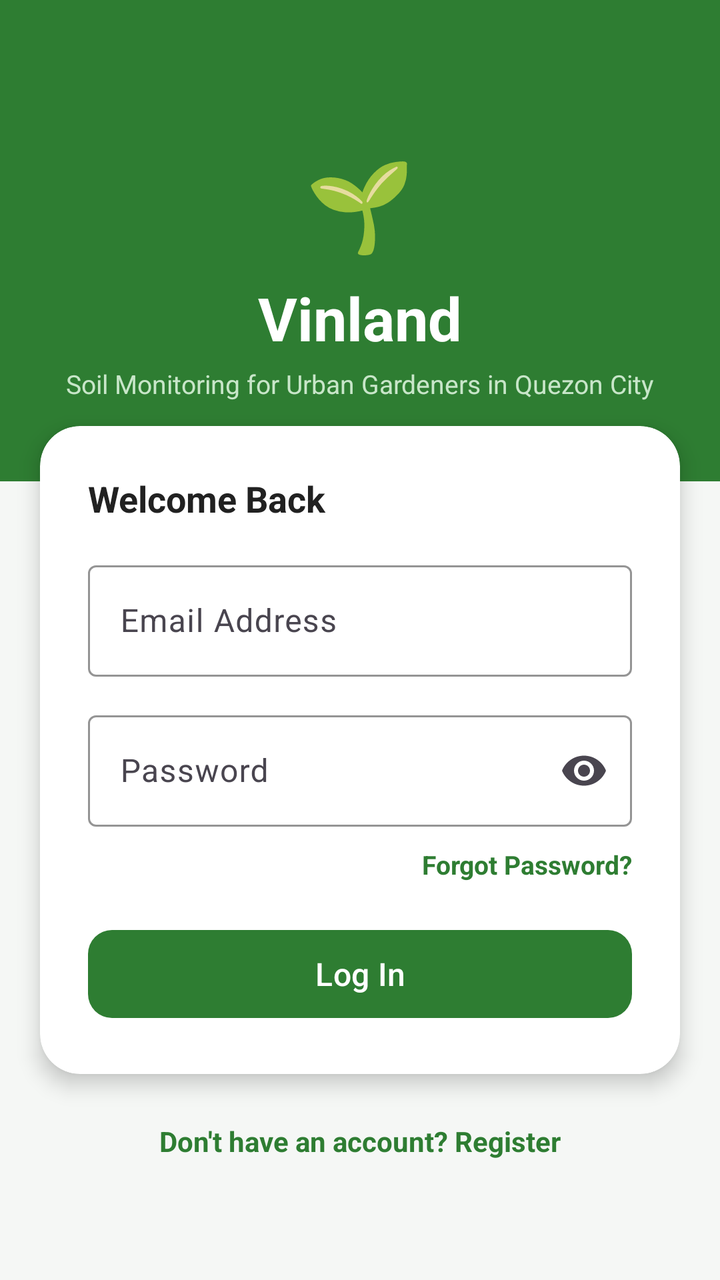
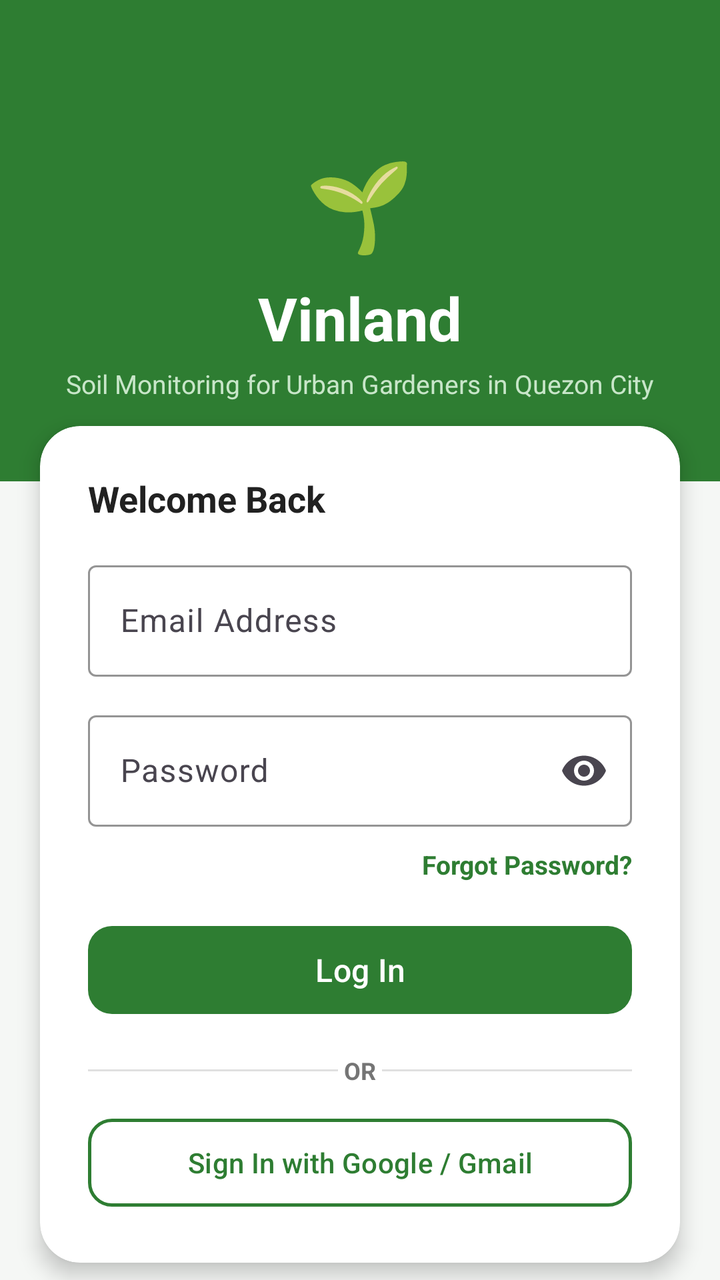

An Android layout rendered at two revisions. The XML below is the earlier revision; the diff shows what the commit changed to produce the second picture.
<!-- AndroidManifest.xml: application theme Theme.Vinland -->
<!-- res/layout/activity_login.xml -->
<?xml version="1.0" encoding="utf-8"?>
<androidx.core.widget.NestedScrollView xmlns:android="http://schemas.android.com/apk/res/android"
    xmlns:app="http://schemas.android.com/apk/res-auto"
    android:layout_width="match_parent"
    android:layout_height="match_parent"
    android:background="#F5F7F5"
    android:clipToPadding="false"
    android:fillViewport="true">

    <LinearLayout
        android:layout_width="match_parent"
        android:layout_height="wrap_content"
        android:orientation="vertical">

        
        <LinearLayout
            android:layout_width="match_parent"
            android:layout_height="wrap_content"
            android:orientation="vertical"
            android:gravity="center_horizontal"
            android:background="#2E7D32"
            android:paddingTop="72dp"
            android:paddingBottom="40dp"
            android:paddingHorizontal="24dp">

            <TextView
                android:layout_width="wrap_content"
                android:layout_height="wrap_content"
                android:text="🌱"
                android:textSize="44sp" />

            <TextView
                android:id="@+id/tvAppName"
                android:layout_width="wrap_content"
                android:layout_height="wrap_content"
                android:layout_marginTop="8dp"
                android:text="Vinland"
                android:textSize="30sp"
                android:textStyle="bold"
                android:textColor="#FFFFFF" />

            <TextView
                android:id="@+id/tvTagline"
                android:layout_width="wrap_content"
                android:layout_height="wrap_content"
                android:layout_marginTop="4dp"
                android:text="Soil Monitoring for Urban Gardeners in Quezon City"
                android:textSize="13sp"
                android:textColor="#C8E6C9" />
        </LinearLayout>

        
        <com.google.android.material.card.MaterialCardView
            android:layout_width="match_parent"
            android:layout_height="wrap_content"
            android:layout_marginStart="20dp"
            android:layout_marginEnd="20dp"
            android:layout_marginTop="-28dp"
            app:cardCornerRadius="20dp"
            app:cardElevation="6dp"
            app:strokeWidth="0dp"
            app:cardBackgroundColor="#FFFFFF">

            <LinearLayout
                android:layout_width="match_parent"
                android:layout_height="wrap_content"
                android:orientation="vertical"
                android:padding="24dp">

                <TextView
                    android:layout_width="wrap_content"
                    android:layout_height="wrap_content"
                    android:text="Welcome Back"
                    android:textSize="18sp"
                    android:textStyle="bold"
                    android:textColor="#212121"
                    android:layout_marginBottom="16dp" />

                
                <com.google.android.material.textfield.TextInputLayout
                    android:id="@+id/tilEmail"
                    style="@style/Widget.Material3.TextInputLayout.OutlinedBox"
                    android:layout_width="match_parent"
                    android:layout_height="wrap_content"
                    android:hint="Email Address"
                    app:boxStrokeColor="#2E7D32"
                    app:hintTextColor="#2E7D32">

                    <com.google.android.material.textfield.TextInputEditText
                        android:id="@+id/etEmail"
                        android:layout_width="match_parent"
                        android:layout_height="wrap_content"
                        android:inputType="textEmailAddress" />
                </com.google.android.material.textfield.TextInputLayout>

                
                <com.google.android.material.textfield.TextInputLayout
                    android:id="@+id/tilPassword"
                    style="@style/Widget.Material3.TextInputLayout.OutlinedBox"
                    android:layout_width="match_parent"
                    android:layout_height="wrap_content"
                    android:layout_marginTop="14dp"
                    android:hint="Password"
                    app:boxStrokeColor="#2E7D32"
                    app:hintTextColor="#2E7D32"
                    app:endIconMode="password_toggle">

                    <com.google.android.material.textfield.TextInputEditText
                        android:id="@+id/etPassword"
                        android:layout_width="match_parent"
                        android:layout_height="wrap_content"
                        android:inputType="textPassword" />
                </com.google.android.material.textfield.TextInputLayout>

                
                <TextView
                    android:id="@+id/tvForgotPassword"
                    android:layout_width="wrap_content"
                    android:layout_height="wrap_content"
                    android:layout_gravity="end"
                    android:layout_marginTop="10dp"
                    android:text="Forgot Password?"
                    android:textColor="#2E7D32"
                    android:textStyle="bold"
                    android:textSize="13sp" />

                
                <TextView
                    android:id="@+id/tvError"
                    android:layout_width="match_parent"
                    android:layout_height="wrap_content"
                    android:layout_marginTop="12dp"
                    android:textColor="#D32F2F"
                    android:textSize="13sp"
                    android:visibility="gone" />

                
                <com.google.android.material.button.MaterialButton
                    android:id="@+id/btnLogin"
                    android:layout_width="match_parent"
                    android:layout_height="52dp"
                    android:layout_marginTop="20dp"
                    android:text="Log In"
                    android:textAllCaps="false"
                    android:textSize="16sp"
                    app:cornerRadius="12dp"
                    app:backgroundTint="#2E7D32" />

                <ProgressBar
                    android:id="@+id/progressBar"
                    android:layout_width="wrap_content"
                    android:layout_height="wrap_content"
                    android:layout_gravity="center"
                    android:layout_marginTop="12dp"
                    android:visibility="gone" />

            </LinearLayout>
        </com.google.android.material.card.MaterialCardView>

        
        <TextView
            android:id="@+id/tvGoToRegister"
            android:layout_width="wrap_content"
            android:layout_height="wrap_content"
            android:layout_gravity="center"
            android:layout_marginTop="24dp"
            android:layout_marginBottom="32dp"
            android:text="Don't have an account? Register"
            android:textColor="#2E7D32"
            android:textStyle="bold"
            android:textSize="14sp" />

    </LinearLayout>
</androidx.core.widget.NestedScrollView>
<!-- resources referenced by this layout -->
<resources>
  <style name="Theme.Vinland" parent="Base.Theme.Vinland" />
  <style name="Base.Theme.Vinland" parent="Theme.Material3.DayNight.NoActionBar">
          
          
      </style>
</resources>

<!-- the commit's change to res/layout/activity_login.xml (unified diff, before → after) -->
@@ -139,12 +139,56 @@
                     android:id="@+id/btnLogin"
                     android:layout_width="match_parent"
                     android:layout_height="52dp"
-                    android:layout_marginTop="20dp"
+                    android:layout_marginTop="18dp"
                     android:text="Log In"
                     android:textAllCaps="false"
                     android:textSize="16sp"
                     app:cornerRadius="12dp"
                     app:backgroundTint="#2E7D32" />
+
+                
+                <LinearLayout
+                    android:layout_width="match_parent"
+                    android:layout_height="wrap_content"
+                    android:orientation="horizontal"
+                    android:gravity="center"
+                    android:layout_marginTop="16dp"
+                    android:layout_marginBottom="12dp">
+
+                    <View
+                        android:layout_width="0dp"
+                        android:layout_height="1dp"
+                        android:layout_weight="1"
+                        android:background="#E0E0E0" />
+
+                    <TextView
+                        android:layout_width="wrap_content"
+                        android:layout_height="wrap_content"
+                        android:text=" OR "
+                        android:textSize="12sp"
+                        android:textColor="#757575"
+                        android:textStyle="bold" />
+
+                    <View
+                        android:layout_width="0dp"
+                        android:layout_height="1dp"
+                        android:layout_weight="1"
+                        android:background="#E0E0E0" />
+                </LinearLayout>
+
+                
+                <com.google.android.material.button.MaterialButton
+                    android:id="@+id/btnGoogleSignIn"
+                    style="@style/Widget.Material3.Button.OutlinedButton"
+                    android:layout_width="match_parent"
+                    android:layout_height="52dp"
+                    android:text="Sign In with Google / Gmail"
+                    android:textAllCaps="false"
+                    android:textSize="14sp"
+                    android:textColor="#2E7D32"
+                    app:strokeColor="#2E7D32"
+                    app:strokeWidth="1.5dp"
+                    app:cornerRadius="12dp" />
 
                 <ProgressBar
                     android:id="@+id/progressBar"
